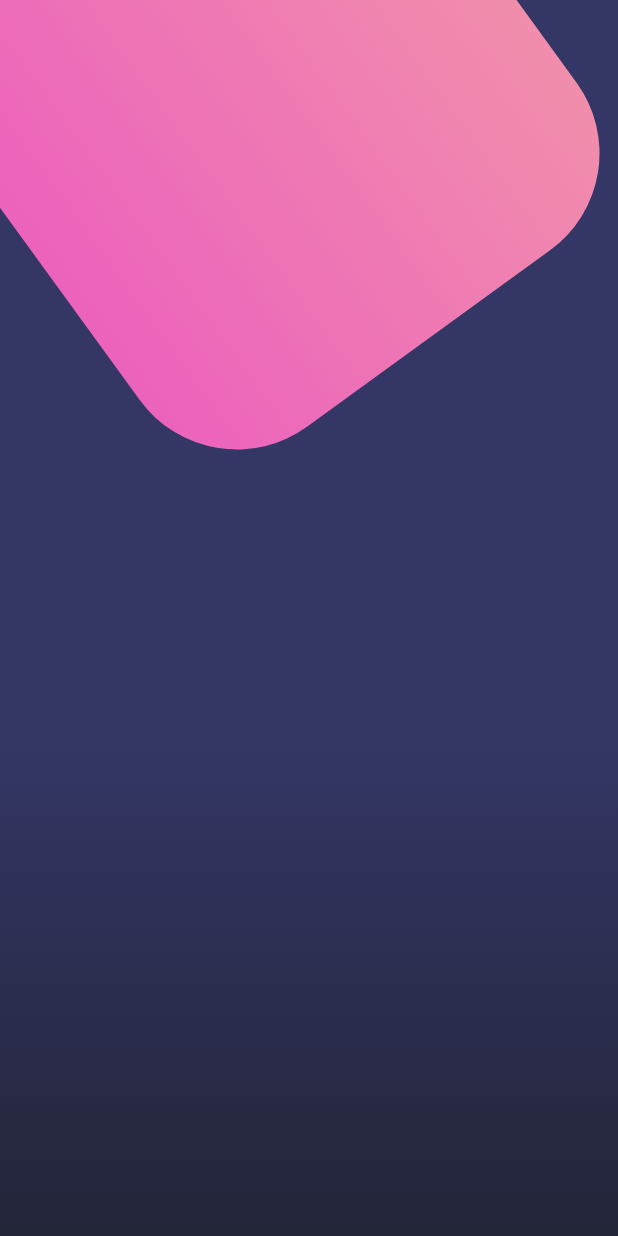
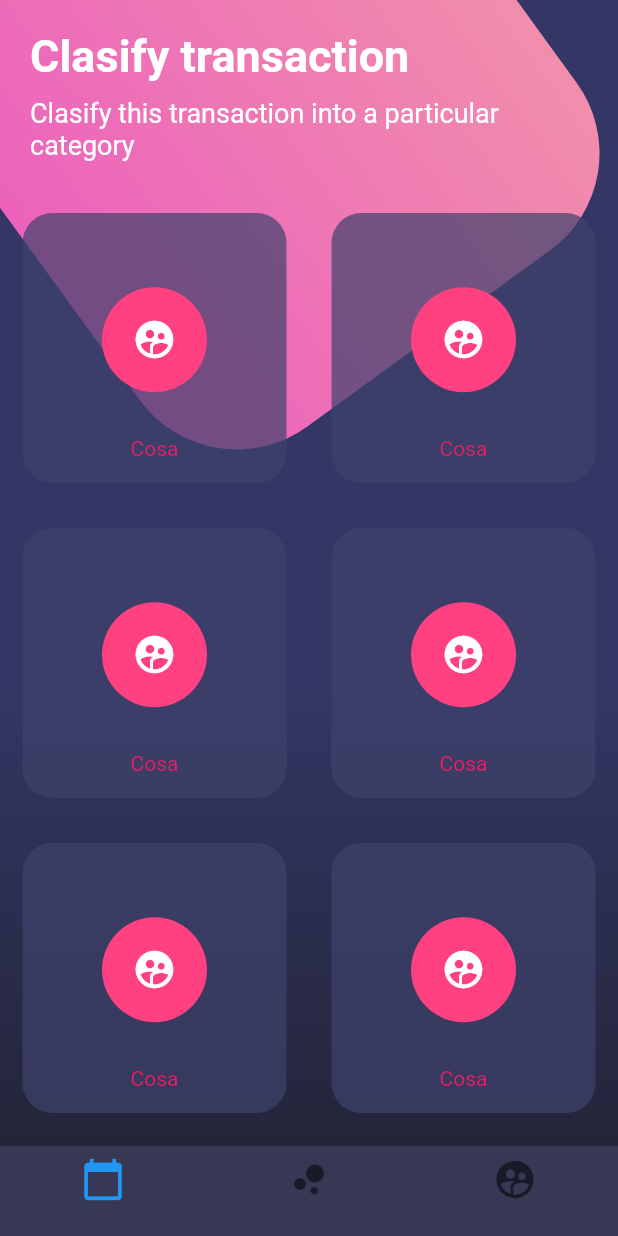
Before and after one commit to efraindrummer/Flutter-Desing-App, a Flutter app: the screen it shows after launch, on a phone screen of 412 x 824 dp. Run offline on Flutter 3.47's test engine with Material 2 defaults, Android fonts, the phone set to English and light mode, and no system bars.

Commit message:
avance en el tercer diseño - table y table row

```diff
--- a/lib/main.dart
+++ b/lib/main.dart
@@ -2,12 +2,21 @@ import 'package:disenos/src/pages/basico_page.dart';
 import 'package:disenos/src/pages/botones_page.dart';
 import 'package:disenos/src/pages/scroll_page.dart';
 import 'package:flutter/material.dart';
+import 'package:flutter/services.dart';
+
+
 
 void main() => runApp(MyApp());
 
 class MyApp extends StatelessWidget {
+
   @override
   Widget build(BuildContext context) {
+
+    SystemChrome.setSystemUIOverlayStyle(SystemUiOverlayStyle.light.copyWith(
+      statusBarColor: Colors.transparent
+    ));
+
     return MaterialApp(
       debugShowCheckedModeBanner: false,
       title: 'Diseños',
--- a/lib/src/pages/botones_page.dart
+++ b/lib/src/pages/botones_page.dart
@@ -9,9 +9,18 @@ class BotonesPage extends StatelessWidget {
     return Scaffold(
       body: Stack(
         children: <Widget>[
-          _fondoApp()
+          _fondoApp(),
+          SingleChildScrollView(
+            child: Column(
+              children: <Widget>[
+                _titulos(),
+                _botonesRedondeados(),
+              ],
+            ),
+          )
         ],
-      )
+      ),
+      bottomNavigationBar: _bottomNavigationBar(context)
     );
   }
 
@@ -59,4 +68,103 @@ class BotonesPage extends StatelessWidget {
       ],
     );
   }
+
+  Widget _titulos() {
+    return SafeArea(
+      child: Container(
+        padding: EdgeInsets.all(20.0),
+        child: Column(
+          crossAxisAlignment: CrossAxisAlignment.start,
+          children: <Widget>[
+            Text('Clasify transaction', style: TextStyle(color: Colors.white, fontSize: 30.0, fontWeight: FontWeight.bold)),
+            SizedBox(height: 10.0),
+            Text('Clasify this transaction into a particular category', style: TextStyle(color: Colors.white, fontSize: 18.0))
+          ],
+        ),
+      ),
+    );
+  }
+
+  Widget _bottomNavigationBar(BuildContext context){
+    return Theme(
+      data: Theme.of(context).copyWith(
+        canvasColor: Color.fromRGBO(55, 57, 84, 1.0),
+        primaryColor: Colors.pinkAccent,
+        textTheme: Theme.of(context).textTheme.copyWith(
+          caption: TextStyle(color: Color.fromRGBO(116, 117, 152, 1.0))
+        )
+      ),
+      child: BottomNavigationBar(
+        items: [
+          BottomNavigationBarItem(
+            icon: Icon(Icons.calendar_today, size: 30.0),
+            title: Container()
+          ),
+          BottomNavigationBarItem(
+            icon: Icon(Icons.bubble_chart, size: 30.0),
+            title: Container()
+          ),
+          BottomNavigationBarItem(
+            icon: Icon(Icons.supervised_user_circle, size: 30.0),
+            title: Container()
+          )
+        ],
+      ),
+    );
+  }
+
+  Widget _botonesRedondeados(){
+
+    return Table(
+      children: [
+        TableRow(
+          children: [
+            _crearBotonRedondeado(),
+            _crearBotonRedondeado(),
+          ]
+        ),
+        TableRow(
+          children: [
+            _crearBotonRedondeado(),
+            _crearBotonRedondeado(),
+          ]
+        ),
+        TableRow(
+          children: [
+            _crearBotonRedondeado(),
+            _crearBotonRedondeado(),
+          ]
+        ),
+        TableRow(
+          children: [
+            _crearBotonRedondeado(),
+            _crearBotonRedondeado(),
+          ]
+        )
+      ],
+    );
+  }
+
+  Widget _crearBotonRedondeado(){
+    return Container(
+      height: 180.0,
+      margin: EdgeInsets.all(15.0),
+      decoration: BoxDecoration(
+        color: Color.fromRGBO(62, 66, 107, 0.7),
+        borderRadius: BorderRadius.circular(20.0)
+      ),
+      child: Column(
+        mainAxisAlignment: MainAxisAlignment.spaceAround,
+        children: <Widget>[
+          SizedBox(height: 5.0,),
+          CircleAvatar(
+            backgroundColor: Colors.pinkAccent,
+            radius: 35.0,
+            child: Icon(Icons.supervised_user_circle, color: Colors.white, size: 30.0),
+          ),
+          Text('Cosa', style: TextStyle(color: Colors.pink),)
+        ],
+      ),
+    );
+  }
 }
```
